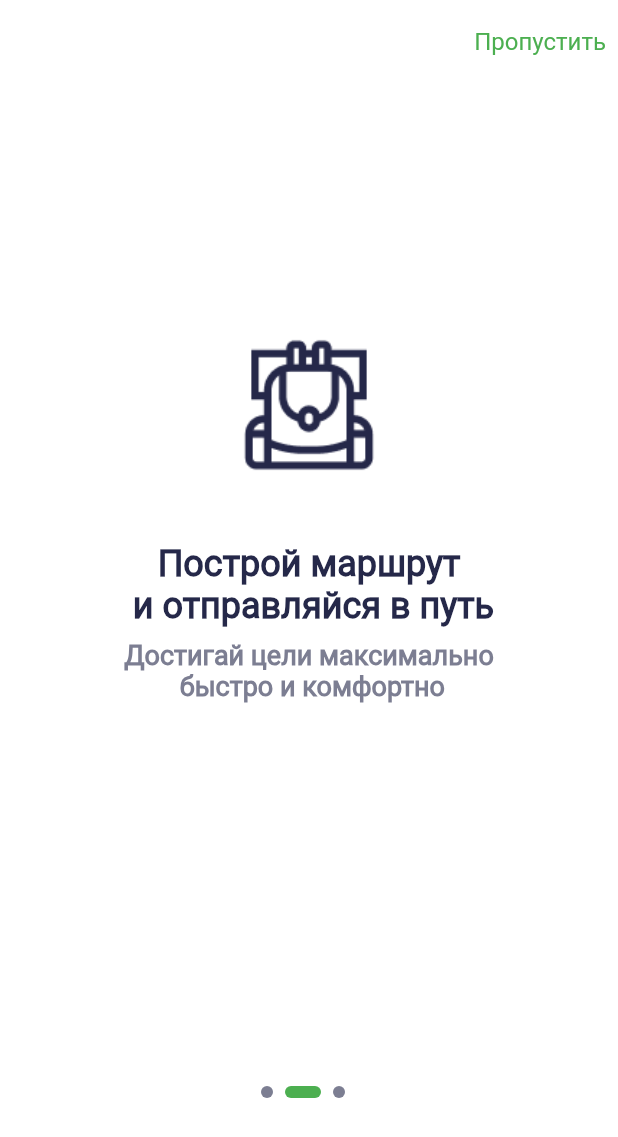
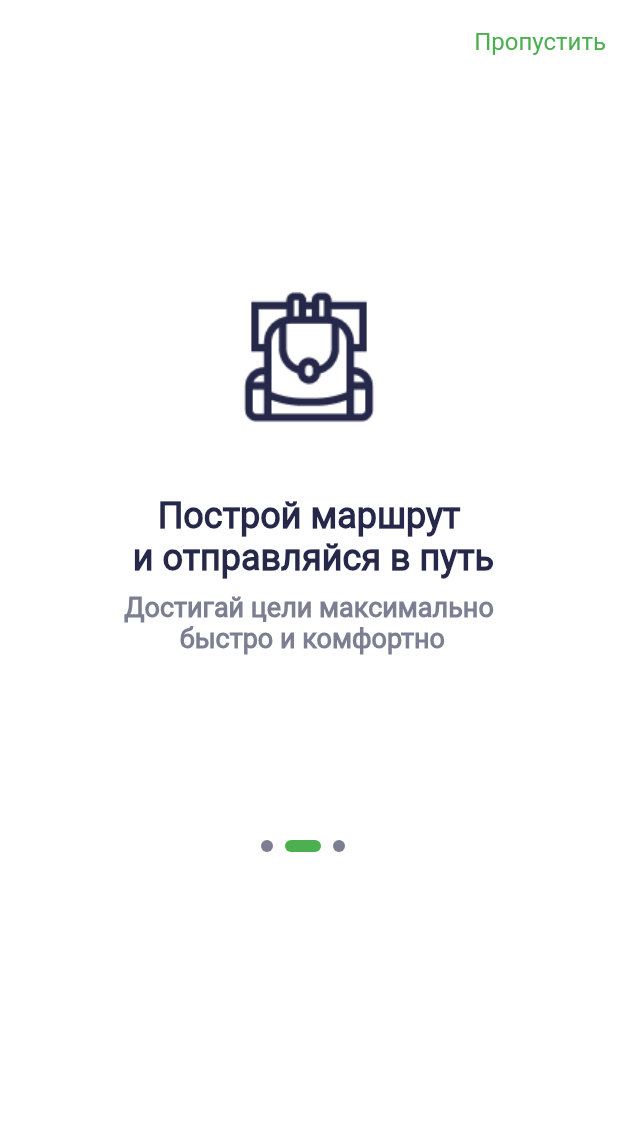
Before and after one commit to leragogogo/places, a Flutter app: the OnBoardingScreen screen opened directly, swiped to page 2, on a phone screen of 412 x 824 dp. Shown: the top 1137 px of the screen. Run offline on Flutter 3.47's test engine with Material 2 defaults, Android fonts, the phone set to English and light mode, and no system bars; network calls fail; project files that could hold a hidden picture were left out.

Commit message:
поправлен экран онбординга

```diff
--- a/lib/ui/screen/on_boarding_screen.dart
+++ b/lib/ui/screen/on_boarding_screen.dart
@@ -14,6 +14,7 @@ class OnBoardingScreen extends StatefulWidget {
 class _OnBoardingScreenState extends State<OnBoardingScreen> {
   final _controller = PageController();
   int _currentPage = 0;
+  double _buttonOpacity = 0;
 
   @override
   void initState() {
@@ -21,6 +22,7 @@ class _OnBoardingScreenState extends State<OnBoardingScreen> {
     _controller.addListener(() {
       setState(() {
         _currentPage = _controller.page!.toInt();
+        _buttonOpacity = _currentPage == 2 ? 1 : 0;
       });
     });
   }
@@ -57,8 +59,10 @@ class _OnBoardingScreenState extends State<OnBoardingScreen> {
       body: Column(
         children: [
           Expanded(
-            flex: 3,
-            child: PageView(
+            flex: 2,
+            child: Stack(
+              children: [
+                PageView(
                   controller: _controller,
                   children: const [
                     _Page(
@@ -78,14 +82,20 @@ class _OnBoardingScreenState extends State<OnBoardingScreen> {
                     ),
                   ],
                 ),
-          ),
-          Expanded(
+                Positioned(
+                  bottom: 0,
+                  left: MediaQuery.of(context).size.width / 2 - 32,
                   child: _Indicators(
                     selectedindex: _currentPage,
                   ),
                 ),
-          if (_currentPage == 2)
+              ],
+            ),
+          ),
           Expanded(
+            child: AnimatedOpacity(
+              duration: const Duration(milliseconds: 100),
+              opacity: _buttonOpacity,
               child: BottomButton(
                 text: AppStrings.onStartText,
                 onPressed: () {
@@ -94,9 +104,8 @@ class _OnBoardingScreenState extends State<OnBoardingScreen> {
                   );
                 },
               ),
-            )
-          else
-            const SizedBox.shrink(),
+            ),
+          ),
         ],
       ),
     );
--- a/lib/ui/screen/widgets/sight_details.dart
+++ b/lib/ui/screen/widgets/sight_details.dart
@@ -189,12 +189,12 @@ class _ImageDetails extends StatelessWidget {
         Positioned(
           top: 36,
           left: 16,
-          child: SizedBox(
           width: 36,
           height: 36,
           child: ElevatedButton(
             style: ElevatedButton.styleFrom(
               backgroundColor: theme.primaryColor,
+              alignment: Alignment.center,
               shape: RoundedRectangleBorder(
                 borderRadius: BorderRadius.circular(12.0),
               ),
@@ -202,12 +202,10 @@ class _ImageDetails extends StatelessWidget {
             onPressed: () {
               Navigator.pop(context);
             },
-              child: Center(
             child: Icon(
               Icons.arrow_back_ios,
               color: theme.canvasColor,
-                ),
-              ),
+              size: 20,
             ),
           ),
         ),
```
Lines whose indentation alone changed are shown as unchanged.
